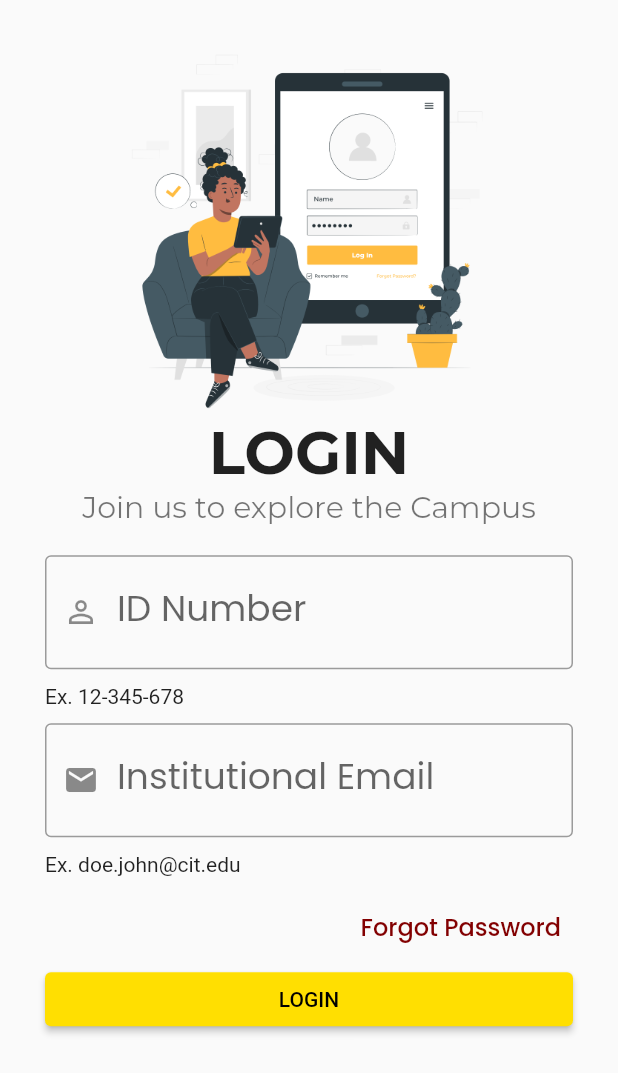
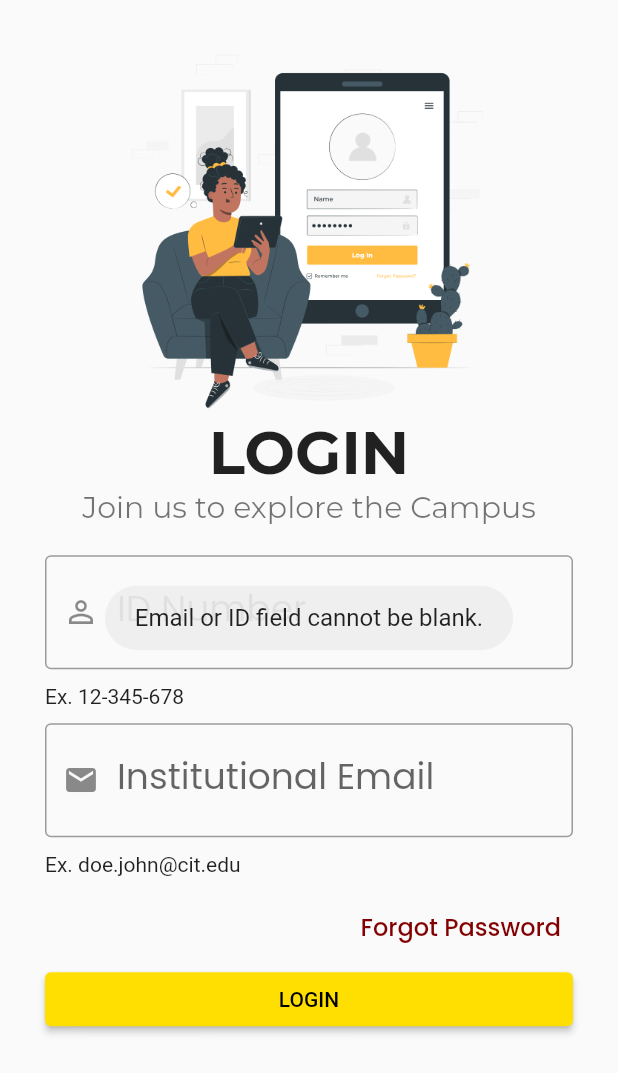
Before and after one commit to wyntrx/TeknoPath, a Flutter app: the LoginScreen screen opened directly, after a tap on "LOGIN", on a phone screen of 412 x 824 dp. Shown: the top 1073 px of the screen. Run offline on Flutter 3.47's test engine with Material 2 defaults, Android fonts, the phone set to English and light mode, and no system bars; our stand-ins replace fluttertoast, get, google_fonts, lottie.

Commit message:
Login page
implemented login page, no otp page yet.
needs to navigate to otp

```diff
--- a/teknopath_app/lib/src/features/authentication/screens/login_screen/login_form.dart
+++ b/teknopath_app/lib/src/features/authentication/screens/login_screen/login_form.dart
@@ -2,9 +2,45 @@ import 'package:flutter/material.dart';
 import 'package:google_fonts/google_fonts.dart';
 import 'package:teknopath_app/src/constants/sizes.dart';
 import 'package:teknopath_app/src/constants/text_strings.dart';
+import 'package:http/http.dart' as http;
+import 'package:fluttertoast/fluttertoast.dart';
+import 'dart:convert';
 
 class LoginForm extends StatelessWidget {
-  const LoginForm({super.key});
+  LoginForm({super.key});
+
+  TextEditingController email = TextEditingController();
+  TextEditingController idNumber = TextEditingController();
+
+  Future login(BuildContext context) async {
+    if (email.text == "" || idNumber.text == "") {
+      Fluttertoast.showToast(
+        msg: "Email or ID field cannot be blank.",
+        toastLength: Toast.LENGTH_SHORT,
+        gravity: ToastGravity.CENTER,
+        fontSize: 16.0,
+      );
+    } else {
+      var url = "https://teknopath.000webhostapp.com/login.php";
+      var response = await http.post(Uri.parse(url), body: {
+        "student_email": email.text,
+        "student_id": idNumber.text,
+      });
+
+      var data = json.decode(response.body);
+      if (data == "Success") {
+        //Navigator push to otp screen
+        //Navigator.push(context, MaterialPageRoute(builder: (context) => addScreenhere()))
+      } else {
+        Fluttertoast.showToast(
+          msg: "Email or ID may be incorrect! Try again",
+          toastLength: Toast.LENGTH_SHORT,
+          gravity: ToastGravity.CENTER,
+          fontSize: 16.0,
+        );
+      }
+    }
+  }
 
   @override
   Widget build(BuildContext context) {
@@ -15,6 +51,7 @@ class LoginForm extends StatelessWidget {
           crossAxisAlignment: CrossAxisAlignment.start,
           children: [
             TextFormField(
+              controller: idNumber,
               decoration: const InputDecoration(
                 prefixIcon: Icon(Icons.person_outline_outlined),
                 labelText: "ID Number",
@@ -25,13 +62,14 @@ class LoginForm extends StatelessWidget {
             const SizedBox(
               height: 10,
             ),
-            Text(
+            const Text(
               "Ex. 12-345-678",
             ),
             const SizedBox(
               height: 10,
             ),
             TextFormField(
+              controller: email,
               decoration: const InputDecoration(
                 prefixIcon: Icon(Icons.email),
                 labelText: "Institutional Email",
@@ -106,7 +144,10 @@ class LoginForm extends StatelessWidget {
             SizedBox(
                 width: double.infinity,
                 child: ElevatedButton(
-                    onPressed: () {}, child: Text("Login".toUpperCase())))
+                    onPressed: () {
+                      login(context);
+                    },
+                    child: Text("Login".toUpperCase())))
           ],
         ),
       ),
--- a/teknopath_app/lib/src/features/authentication/screens/login_screen/login_screen.dart
+++ b/teknopath_app/lib/src/features/authentication/screens/login_screen/login_screen.dart
@@ -20,7 +20,7 @@ class LoginScreen extends StatelessWidget {
                 /* -- Login Image -- */
                 LoginHeaderWidget(size: size),
                 /* -- Login Form -- */
-                const LoginForm(),
+                LoginForm(),
               ],
             ),
           ),
--- a/teknopath_app/pubspec.yaml
+++ b/teknopath_app/pubspec.yaml
@@ -11,6 +11,9 @@ environment:
 dependencies:
   flutter:
     sdk: flutter
+
+  http: ^0.13.5
+  fluttertoast: ^8.1.1
 
   cupertino_icons: ^1.0.2
   google_fonts: ^3.0.1
```
Also changed, not shown: teknopath_app/pubspec.lock.
